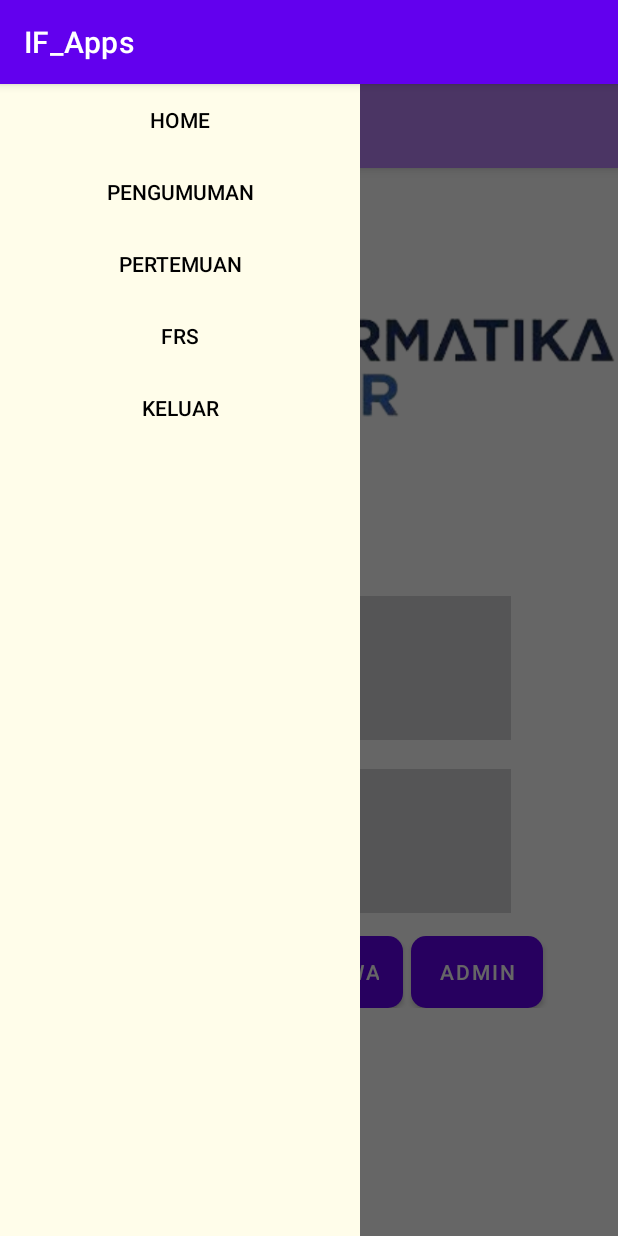
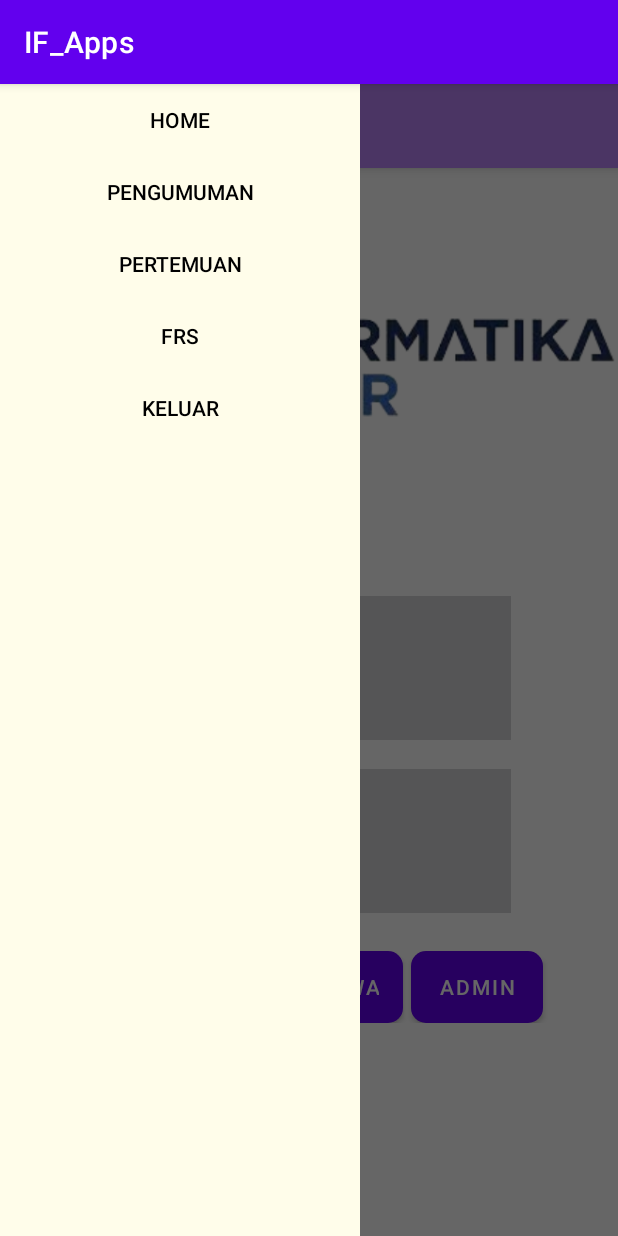
Before and after one commit to vincentiusdaryl/Tubes-P3B-2, an Android app: the screen it shows after launch (MainActivity), with the side drawer open, on a phone screen of 412 x 824 dp. Run offline under Robolectric (Android 15) with nearby library versions, the phone set to English and light mode, and no system bars; our stand-ins replace Volley.

```diff
--- a/app/src/main/res/layout/fragment_login.xml
+++ b/app/src/main/res/layout/fragment_login.xml
@@ -74,8 +74,7 @@
             android:layout_height="wrap_content"
             android:orientation="horizontal"
             android:gravity="center"
-            android:layout_marginTop="15dp"
-            >
+            android:layout_marginTop="25dp">
             <Button
                 android:id="@+id/btn_dosen"
                 android:layout_width="wrap_content"
```
